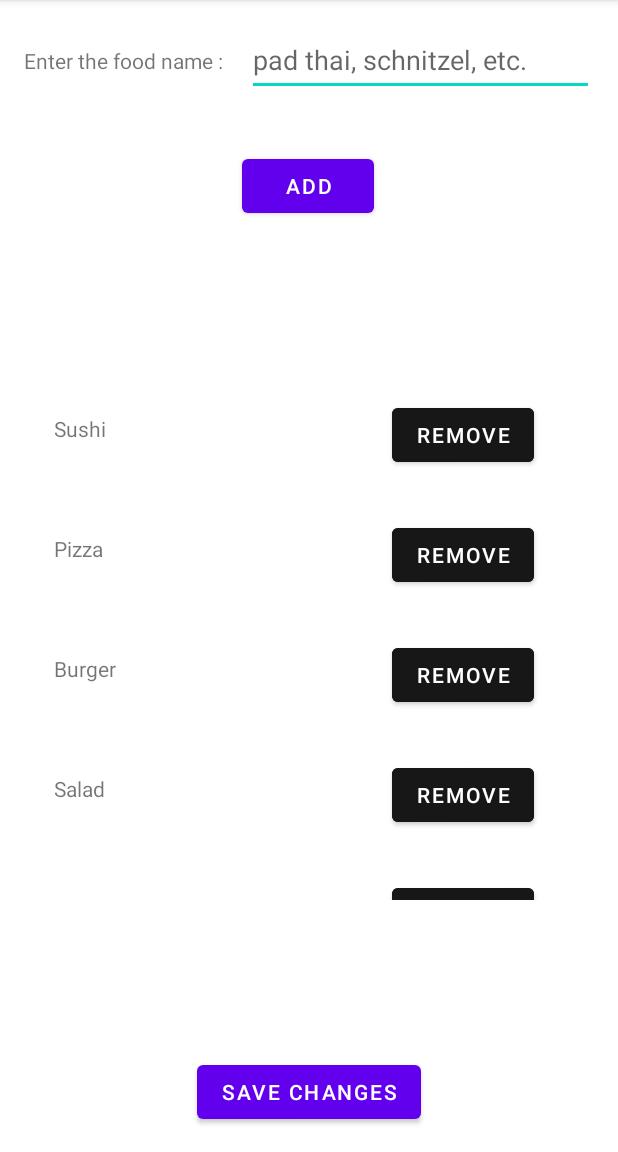
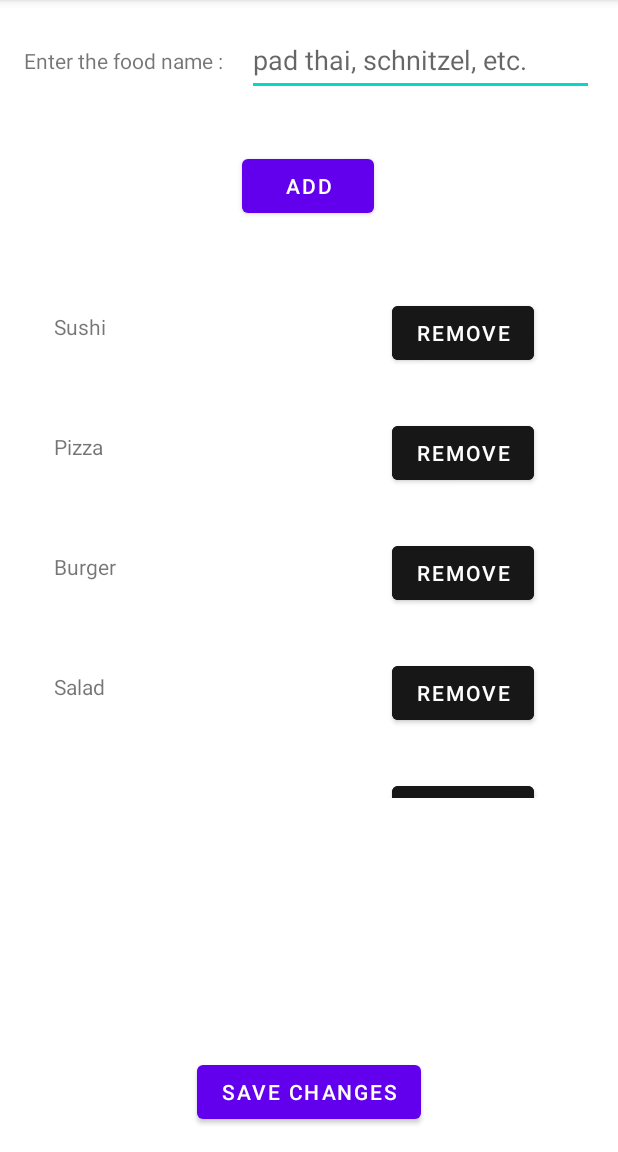
Before and after one commit to MarkProjs/food-licious, an Android app: the screen it shows after launch (FoodListActivity), after a tap on "CHANGE LIST", on a phone screen of 412 x 824 dp, the part 84-1236 px from its top. Run offline under Robolectric (Android 15) with nearby library versions, the phone set to English and light mode, and no system bars; 3 other taps on this screen came first.

```diff
--- a/app/src/main/java/dawsoncollege/android/food_ilicious/FoodListActivity.kt
+++ b/app/src/main/java/dawsoncollege/android/food_ilicious/FoodListActivity.kt
@@ -24,14 +24,14 @@ class FoodListActivity : AppCompatActivity() {
         if (stringReceived != null) {
             foodList = stringReceived.toMutableList()
         }
-        updateFoodList()
+//        updateFoodList()
 
         binding.addBtn.setOnClickListener {
             val newFoodName = binding.newFoodEditTxt.text.toString()
 
             if (newFoodName.isNotBlank()) {
                 foodList.add(newFoodName)
-                updateFoodList()
+//                updateFoodList()
             }
         }
 
@@ -54,8 +54,8 @@ class FoodListActivity : AppCompatActivity() {
         binding.myRecyclerView.layoutManager = LinearLayoutManager(this)
     }
 
-    private fun updateFoodList(newFoodList: MutableList<String> = this.foodList) {
-        binding.foodListTxt.text = newFoodList.joinToString(separator = "\n")
-    }
+//    private fun updateFoodList(newFoodList: MutableList<String> = this.foodList) {
+//        binding.foodListTxt.text = newFoodList.joinToString(separator = "\n")
+//    }
 
 }
--- a/app/src/main/res/layout/activity_food_list.xml
+++ b/app/src/main/res/layout/activity_food_list.xml
@@ -47,9 +47,8 @@
         android:id="@+id/my_recycler_view"
         android:layout_width="match_parent"
         android:layout_height="356dp"
-        android:layout_marginTop="96dp"
+        android:layout_marginTop="28dp"
         app:layout_constraintEnd_toEndOf="parent"
-        app:layout_constraintHorizontal_bias="0.531"
         app:layout_constraintStart_toStartOf="parent"
         app:layout_constraintTop_toBottomOf="@id/add_btn" />
 
```
